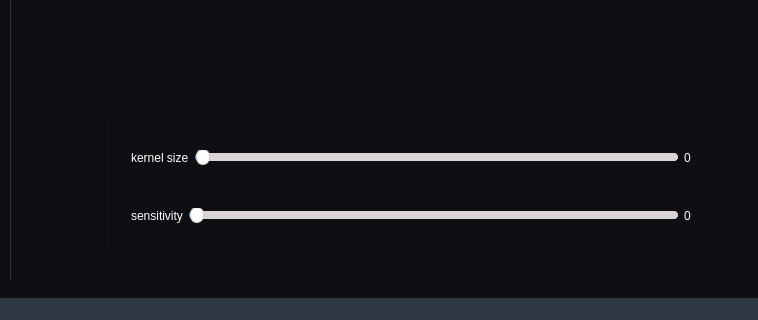
This is ui_2.ui in Eagle-E-Y-E/Cleanser as Qt 5 draws it before an edit; both pictures show x 0 to 758 and y 697 to 1017 of the 1101 by 1017 pixel window. The edited form follows.
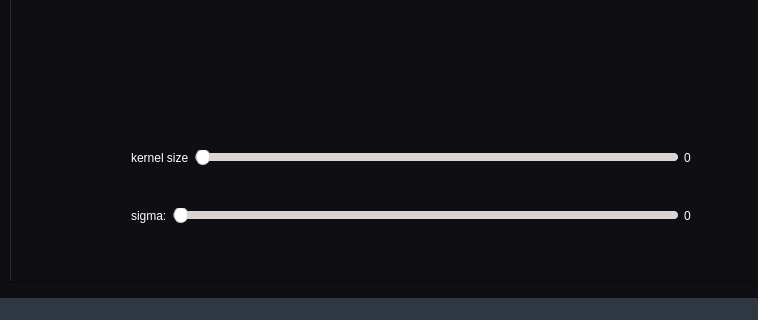
This is the edited form. Icons and pictures are not drawn.

Commit message: fix mixing - part 1

```diff
--- a/ui_2.ui
+++ b/ui_2.ui
@@ -1784,12 +1784,18 @@
                     <item>
                      <widget class="QLabel" name="label_14">
                       <property name="text">
-                       <string>sensitivity</string>
+                       <string>sigma:</string>
                       </property>
                      </widget>
                     </item>
                     <item>
-                     <widget class="QSlider" name="mixing_sensitivity_slider">
+                     <widget class="QSlider" name="mixing_sigma_slider">
+                      <property name="minimum">
+                       <number>1</number>
+                      </property>
+                      <property name="maximum">
+                       <number>5</number>
+                      </property>
                       <property name="orientation">
                        <enum>Qt::Horizontal</enum>
                       </property>
```
Left out of the diff: 6 changed lines with no effect on the pictures. The commit also changes 1 other file.
